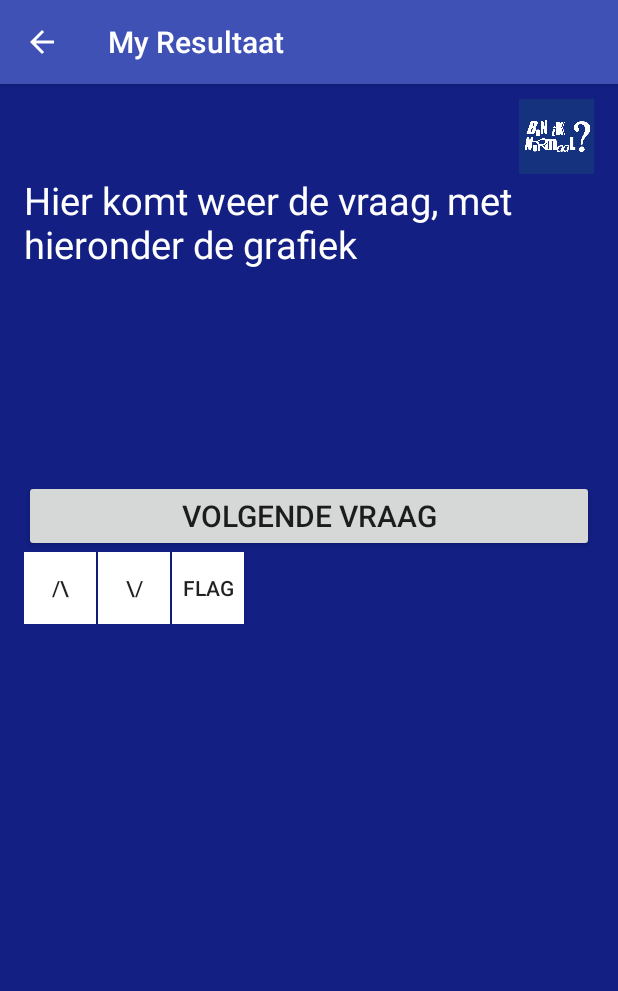
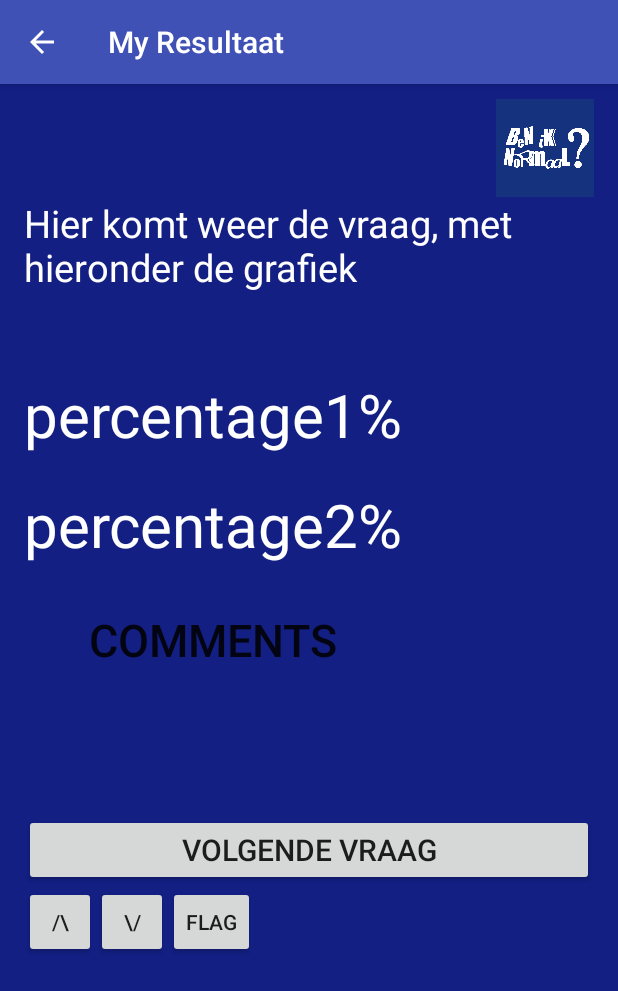
Before and after one commit to ldieliefis/beat_tryoutfiles, an Android app: the DisplayResultaatActivity screen opened directly, with no data from a screen before it, on a phone screen of 412 x 824 dp. Shown: the top 991 px of the screen. Run offline under Robolectric (Android 15) with nearby library versions, the phone set to English and light mode, and no system bars.

Commit message:
Comments en percentage
zonder toegang tot de database

```diff
--- a/MyFirstApp/app/src/main/java/beat/myfirstapp/DisplayResultaatActivity.java
+++ b/MyFirstApp/app/src/main/java/beat/myfirstapp/DisplayResultaatActivity.java
@@ -5,6 +5,7 @@ import android.os.Bundle;
 import android.support.v7.app.AppCompatActivity;
 import android.support.v7.widget.Toolbar;
 import android.view.View;
+import android.widget.Button;
 import android.widget.TextView;
 
 public class DisplayResultaatActivity extends AppCompatActivity {
@@ -23,6 +24,14 @@ public class DisplayResultaatActivity extends AppCompatActivity {
         textView.setTextSize(40);
         textView.setText(resultaat);
 
+        TextView TV1 = (TextView) findViewById(R.id.textview1);
+        TextView TV2 = (TextView) findViewById(R.id.textview2);
+        TV1.setText("percentage1" +"%");
+        TV2.setText("percentage2" +"%");
+
+        Button RB = (Button)findViewById(R.id.Reacties);
+        RB.setText("Comments");
+        RB.getBackground().setAlpha(1);
 
 
         getSupportActionBar().setDisplayHomeAsUpEnabled(true);
@@ -36,4 +45,14 @@ public class DisplayResultaatActivity extends AppCompatActivity {
         Intent intentie = new Intent(this, BeniknormaalActivity.class);
         startActivity(intentie);
     }
+
+    public void Reacties(View view){
+        Button RB = (Button)findViewById(R.id.Reacties);
+
+
+        RB.setText("Reacties");
+
+
+
+    }
 }
--- a/MyFirstApp/app/src/main/java/beat/myfirstapp/MyActivity.java
+++ b/MyFirstApp/app/src/main/java/beat/myfirstapp/MyActivity.java
@@ -2,13 +2,11 @@ package beat.myfirstapp;
 
 import android.content.Intent;
 import android.os.Bundle;
-import android.support.design.widget.FloatingActionButton;
-import android.support.design.widget.Snackbar;
 import android.support.v7.app.AppCompatActivity;
 import android.support.v7.widget.Toolbar;
-import android.view.View;
 import android.view.Menu;
 import android.view.MenuItem;
+import android.view.View;
 import android.widget.Button;
 import android.widget.TextView;
 
--- a/MyFirstApp/app/src/main/res/layout/content_display_resultaat.xml
+++ b/MyFirstApp/app/src/main/res/layout/content_display_resultaat.xml
@@ -15,8 +15,8 @@
         android:layout_margin="16dp">
 
     <Button
-        android:layout_width="50dp"
-        android:layout_height="50dp"
+        android:layout_width="65dp"
+        android:layout_height="65dp"
         android:layout_marginTop="50dp"
         android:gravity="top|right"
         android:background="@drawable/logo_klein"
@@ -52,6 +52,44 @@
 
     </LinearLayout>
 
+        <LinearLayout
+            android:layout_width="wrap_content"
+            android:layout_height="wrap_content"
+            android:orientation="vertical"
+            android:id="@+id/Percentage">
+
+            <TextView
+                android:layout_width="wrap_content"
+                android:layout_height="wrap_content"
+                android:id="@+id/textview1"
+                android:textColor="#ffffff"
+                android:textSize="40sp"/>
+            <TextView
+                android:layout_width="match_parent"
+                android:layout_height="wrap_content"
+                android:id="@+id/textview4"/>
+
+            <TextView
+
+                android:layout_width="wrap_content"
+                android:layout_height="wrap_content"
+                android:id="@+id/textview2"
+                android:textColor="#ffffff"
+                android:textSize="40sp"/>
+            <TextView
+                android:layout_width="match_parent"
+                android:layout_height="wrap_content"
+                android:id="@+id/textview5"/>
+
+            <Button
+                android:layout_width="match_parent"
+                android:layout_height="wrap_content"
+                android:id="@+id/Reacties"
+                android:textSize="30sp"
+                android:onClick="Reacties"
+                />
+        </LinearLayout>
+
 
     <Button
         android:layout_width="match_parent"
@@ -69,6 +107,8 @@
         android:layout_width="match_parent"
         android:layout_height="wrap_content"
         android:orientation="horizontal">
+
+
     <Button
         android:layout_height="wrap_content"
         android:layout_width="wrap_content"
@@ -78,9 +118,7 @@
         android:id="@+id/buttonUp"
         android:onClick="buttonUp"
         style="?android:attr/buttonStyleSmall"
-        android:layout_alignParentBottom="true"
-        android:layout_marginRight="1dp"
-        android:background="#FFFFFF"/>
+        android:layout_alignParentBottom="true"/>
 
     <Button
         android:layout_height="wrap_content"
@@ -91,9 +129,7 @@
         style="?android:attr/buttonStyleSmall"
         android:layout_alignParentBottom="true"
         android:layout_toRightOf="@+id/buttonUp"
-        android:layout_toEndOf="@+id/buttonUp"
-        android:layout_marginRight="1dp"
-        android:background="#FFFFFF"/>
+        android:layout_toEndOf="@+id/buttonUp"/>
 
     <Button
         android:layout_height="wrap_content"
@@ -104,8 +140,7 @@
         style="?android:attr/buttonStyleSmall"
         android:layout_alignParentBottom="true"
         android:layout_toRightOf="@+id/buttonDown"
-        android:layout_toEndOf="@+id/buttonDown"
-        android:background="#FFFFFF"/>
+        android:layout_toEndOf="@+id/buttonDown"/>
     </LinearLayout>
     </LinearLayout>
 </LinearLayout>
--- a/MyFirstApp/app/src/main/res/layout/content_my.xml
+++ b/MyFirstApp/app/src/main/res/layout/content_my.xml
@@ -9,19 +9,16 @@
     android:layout_width="match_parent"
     android:layout_height="match_parent"
     android:orientation="vertical"
-
     app:layout_behavior="@string/appbar_scrolling_view_behavior"
-
     tools:showIn="@layout/activity_vraag"
     android:background="#14327d">
 
     <Button
-        android:layout_width="70dp"
-        android:layout_height="70dp"
+        android:layout_width="80dp"
+        android:layout_height="65dp"
         android:layout_weight="1"
         android:gravity="top|right"
         android:background="@drawable/logo_klein"
-        android:id="@+id/linearLayout3"
         android:layout_gravity="right"
         android:onClick="ButtonBenIkNormaal"></Button>
 
@@ -52,7 +49,6 @@
             android:layout_width="match_parent"
             android:layout_height="wrap_content"
             android:text="Antwoord A - button past zich aan de lengte van de tekst aan, we moeten dus een maximale lengte instellen voor de antwoorden, anders valt B eraf"
-
             android:textSize="20sp"
             android:id="@+id/ButtonA"
             android:layout_alignBaseline="@+id/ButtonB"
@@ -104,7 +100,6 @@
         android:layout_alignParentRight="true"
         android:layout_alignParentEnd="true"
         android:layout_alignParentBottom="true"
-
         android:layout_weight="1"/>
 
     <Button
```
